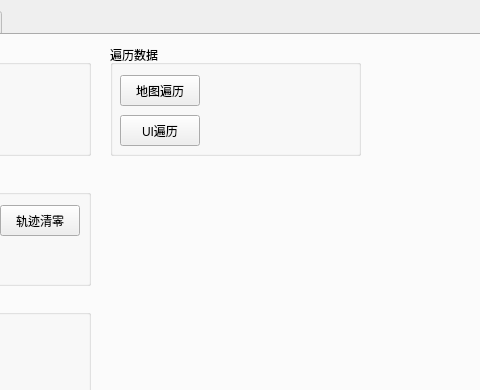
Qt form mainwindow.ui (kinvcode/BattleMush) before a commit; both pictures show x 237 to 717 and y 0 to 390 of the 800 by 600 pixel window.
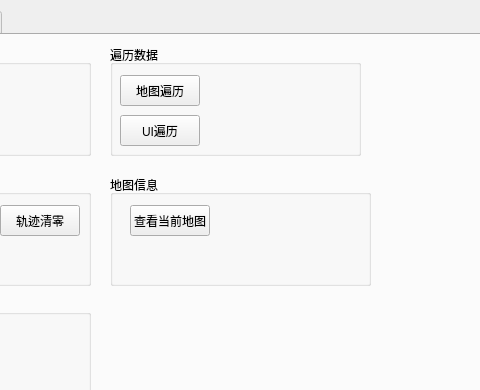
The same form after that commit. Custom widgets are drawn as their Qt base class.

Commit message: 可以查看带编号的地形图

The edit to the form file:
```diff
--- a/mainwindow.ui
+++ b/mainwindow.ui
@@ -702,6 +702,44 @@
            </property>
           </widget>
          </widget>
+         <widget class="QGroupBox" name="groupBox_5">
+          <property name="geometry">
+           <rect>
+            <x>230</x>
+            <y>140</y>
+            <width>261</width>
+            <height>111</height>
+           </rect>
+          </property>
+          <property name="title">
+           <string>地图信息</string>
+          </property>
+          <widget class="QPushButton" name="pushButton_show_room_map">
+           <property name="geometry">
+            <rect>
+             <x>20</x>
+             <y>30</y>
+             <width>80</width>
+             <height>31</height>
+            </rect>
+           </property>
+           <property name="minimumSize">
+            <size>
+             <width>80</width>
+             <height>31</height>
+            </size>
+           </property>
+           <property name="maximumSize">
+            <size>
+             <width>80</width>
+             <height>31</height>
+            </size>
+           </property>
+           <property name="text">
+            <string>查看当前地图</string>
+           </property>
+          </widget>
+         </widget>
         </widget>
         <widget class="QWidget" name="tab_2">
          <attribute name="title">
```
The commit also changes 2 other files.
